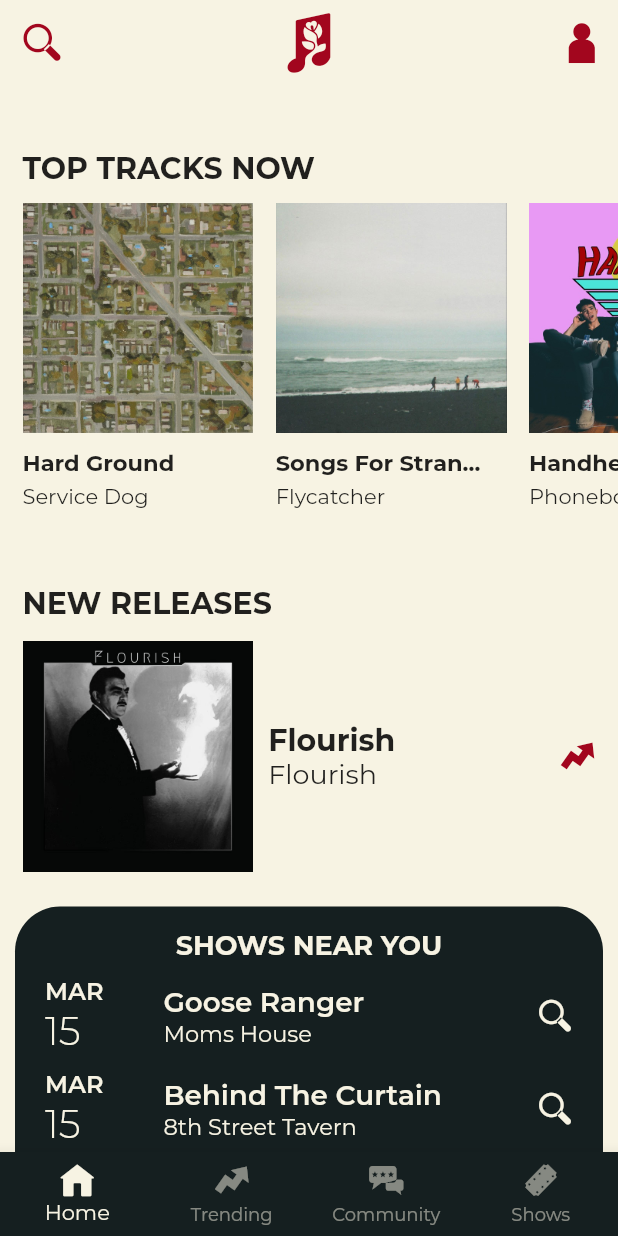
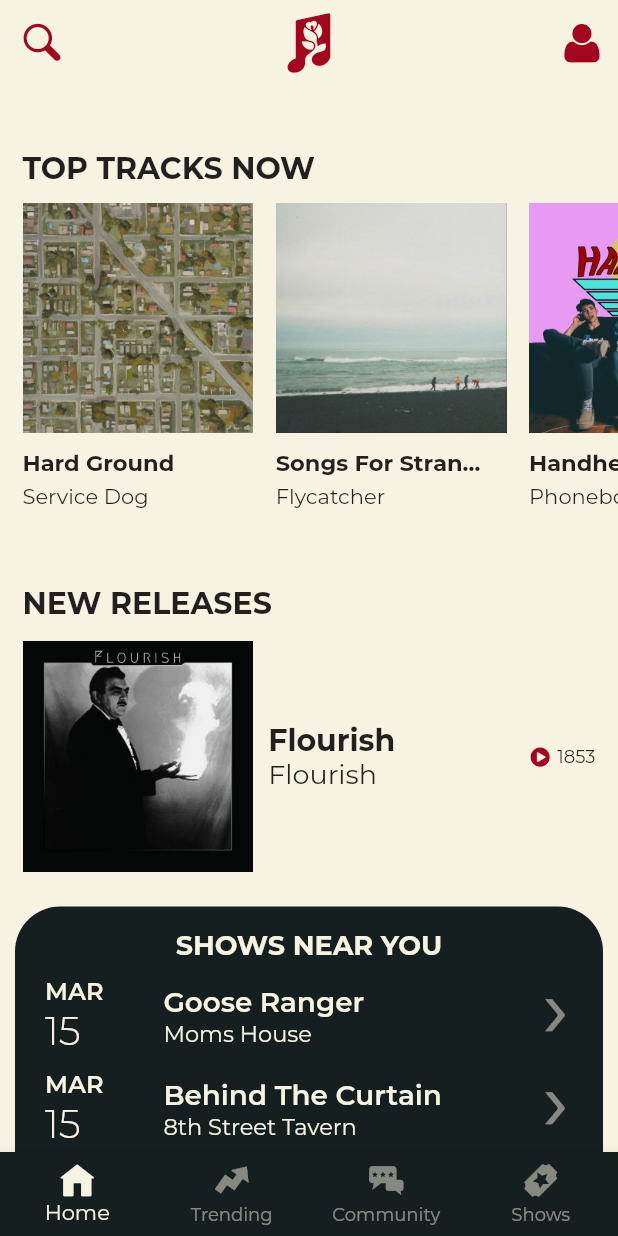
Before and after one commit to aaronlerch3/lofi, a Flutter app: the screen it shows after launch, on a phone screen of 412 x 824 dp. Run offline on Flutter 3.47's test engine with Material 2 defaults, Android fonts, the phone set to English and light mode, and no system bars; our stand-ins replace flutter_dotenv, shared_preferences; missing offline and left inert: amazon_cognito_identity_dart_2; project files that could hold a hidden picture were left out.

Commit message:
UI design improvements, new icons

```diff
--- a/app/lib/home_page/home_page.dart
+++ b/app/lib/home_page/home_page.dart
@@ -49,6 +49,7 @@ class _HomePageState extends State<HomePage> {
               scrollDirection: Axis.horizontal,
               children: <Widget>[
                 TopTracksGallery(),
+                SizedBox(width: 15,)
               ],
             ),
           ),
@@ -140,30 +141,34 @@ class _HomePageState extends State<HomePage> {
                     Text(
                       'SONGS FOR STRANGERS',
                       style:
-                      TextStyle(fontSize: 14, fontWeight: FontWeight.w700),
+                      TextStyle(fontSize: 16, fontWeight: FontWeight.w700),
                     ),
                     Text(
                       'Flycatcher',
                       style:
-                      TextStyle(fontSize: 10, fontWeight: FontWeight.w300),
+                      TextStyle(fontSize: 15, fontWeight: FontWeight.w300),
                     ),
                     Spacer(),
                     Row(
                       children: <Widget>[
                         Icon(
-                          App.lofi_app_icons_ticket,
+                          CustomIcons.star,
                           color: Color(0xFFA2061E),
                         ),
                         Icon(
-                          App.lofi_app_icons_ticket,
+                          CustomIcons.star,
                           color: Color(0xFFA2061E),
                         ),
                         Icon(
-                          App.lofi_app_icons_ticket,
+                          CustomIcons.star,
                           color: Color(0xFFA2061E),
                         ),
                         Icon(
-                          App.lofi_app_icons_ticket,
+                          CustomIcons.star,
+                          color: Color(0xFFA2061E),
+                        ),
+                        Icon(
+                          CustomIcons.star_half,
                           color: Color(0xFFA2061E),
                         ),
                       ],
@@ -186,7 +191,7 @@ class _HomePageState extends State<HomePage> {
                   EdgeInsets.only(left: 15, right: 15, top: 10, bottom: 5),
                   child: Text(
                     'Lorem ipsum dolor sit amet, consectetur adipiscing elit, sed do eiusmod tempor incididunt ut labore et dolore magna aliqua. Ut enim ad minim veniam, quis nostrud exercitation ullamco laboris nisi ut aliquip ex ea commodo consequat. Duis aute irure dolor in reprehenderit in voluptate velit esse cillum dolore eu fugiat nulla pariatur. Excepteur sint occaecat cupidatat non proident, sunt in culpa qui officia...',
-                    style: TextStyle(fontSize: 11),
+                    style: TextStyle(fontSize: 15),
                   ),
                 ),
               ),
--- a/app/lib/home_page/new_releases_gallery.dart
+++ b/app/lib/home_page/new_releases_gallery.dart
@@ -24,6 +24,10 @@ class _NewReleasesGalleryState extends State<NewReleasesGallery>{
     band.add("Flourish");
     band.add("Phoneboy");
     band.add("Service Dog");
+    List<String> playCount = new List<String>();
+    playCount.add("1853");
+    playCount.add("6421");
+    playCount.add("542");
     for (var i = 0; i < images.length; i++) {
       children.add(Container(
         width: MediaQuery.of(context).size.width,
@@ -60,7 +64,15 @@ class _NewReleasesGalleryState extends State<NewReleasesGallery>{
             Spacer(flex: 3,),
             Container(
               margin: EdgeInsets.only(right: 15),
-              child: Icon(App.lofi_app_icons_trending_trending, color: Color(0xFFA2061E),),
+              child: Row(
+                children: <Widget>[
+                  Icon(CustomIcons.play_circled, color: Color(0xFFA2061E), size: 15,),
+                  Container(
+                    padding: EdgeInsets.only(left: 4),
+                    child: Text(playCount[i], style: TextStyle(fontSize: 12)),
+                  ),
+                ],
+              ),
             ),
           ],
         ),
--- a/app/lib/home_page/shows_near_you_list.dart
+++ b/app/lib/home_page/shows_near_you_list.dart
@@ -84,8 +84,8 @@ class _ShowsNearYouListState extends State<ShowsNearYouList> {
                 crossAxisAlignment: CrossAxisAlignment.end,
                 children: <Widget>[
                   new Icon(
-                    App.lofi_app_icons_search,
-                    color: Color(0xFFF7F3E3),
+                    CustomIcons.forward,
+                    color: Color(0x80F7F3E3),
                   )
                 ],
               ),
--- a/app/lib/icons.dart
+++ b/app/lib/icons.dart
@@ -1,4 +1,4 @@
-/// Flutter icons App
+/// Flutter icons MyFlutterApp
 /// Copyright (C) 2020 by original authors @ fluttericon.com, fontello.com
 /// This font was generated by FlutterIcon.com, which is derived from Fontello.
 ///
@@ -7,24 +7,39 @@
 ///
 /// flutter:
 ///   fonts:
-///    - family:  App
+///    - family:  MyFlutterApp
 ///      fonts:
-///       - asset: fonts/App.ttf
+///       - asset: fonts/MyFlutterApp.ttf
 ///
 ///
+/// * Material Design Icons, Copyright (C) Google, Inc
+///         Author:    Google
+///         License:   Apache 2.0 (https://www.apache.org/licenses/LICENSE-2.0)
+///         Homepage:  https://design.google.com/icons/
+/// * Font Awesome, Copyright (C) 2016 by Dave Gandy
+///         Author:    Dave Gandy
+///         License:   SIL ()
+///         Homepage:  http://fortawesome.github.com/Font-Awesome/
 ///
 import 'package:flutter/widgets.dart';
 
-class App {
-  App._();
+class CustomIcons {
+  CustomIcons._();
 
-  static const _kFontFam = 'App';
+  static const _kFontFam = 'CustomIcons';
 
-  static const IconData lofi_app_icons_search = const IconData(0xe800, fontFamily: _kFontFam);
-  static const IconData lofi_icon_01 = const IconData(0xe801, fontFamily: _kFontFam);
-  static const IconData lofi_app_icons_profile = const IconData(0xe802, fontFamily: _kFontFam);
-  static const IconData lofi_app_icons_ticket = const IconData(0xe803, fontFamily: _kFontFam);
-  static const IconData lofi_app_icons_trending_trending = const IconData(0xe804, fontFamily: _kFontFam);
-  static const IconData lofi_app_icons_community = const IconData(0xe805, fontFamily: _kFontFam);
-  static const IconData lofi_app_icons_home = const IconData(0xe806, fontFamily: _kFontFam);
+  static const IconData back = IconData(0xe800, fontFamily: _kFontFam);
+  static const IconData forward = IconData(0xe801, fontFamily: _kFontFam);
+  static const IconData star = IconData(0xe807, fontFamily: _kFontFam);
+  static const IconData home = IconData(0xe808, fontFamily: _kFontFam);
+  static const IconData star_half = IconData(0xe809, fontFamily: _kFontFam);
+  static const IconData community = IconData(0xe80a, fontFamily: _kFontFam);
+  static const IconData user = IconData(0xe80b, fontFamily: _kFontFam);
+  static const IconData heart = IconData(0xe80c, fontFamily: _kFontFam);
+  static const IconData trending = IconData(0xe80d, fontFamily: _kFontFam);
+  static const IconData logo = IconData(0xe80e, fontFamily: _kFontFam);
+  static const IconData search = IconData(0xe80f, fontFamily: _kFontFam);
+  static const IconData ticket = IconData(0xe810, fontFamily: _kFontFam);
+  static const IconData pin = IconData(0xe811, fontFamily: _kFontFam);
+  static const IconData play_circled = IconData(0xf144, fontFamily: _kFontFam);
 }
--- a/app/lib/navigation.dart
+++ b/app/lib/navigation.dart
@@ -33,14 +33,14 @@ class _NavigationState extends State<Navigation> {
       //appBar
       appBar: AppBar(
         iconTheme: IconThemeData(color: Color(0xFFA2061E)),
-        leading: new Icon(App.lofi_app_icons_search, size: 28,),
+        leading: new Icon(CustomIcons.search, size: 28,),
         title: new Icon(
-          App.lofi_icon_01,
+          CustomIcons.logo,
           size: 42,
         ),
         actions: <Widget>[
           new IconButton(
-            icon: Icon(App.lofi_app_icons_profile, size: 30,),
+            icon: Icon(CustomIcons.user, size: 30,),
             onPressed: () {
               Navigator.push(context, MaterialPageRoute(builder: (context) => ArtistProfilePage()));
             },
@@ -54,7 +54,7 @@ class _NavigationState extends State<Navigation> {
       //bottomNav
       bottomNavigationBar: BottomNavigationBar(
         type: BottomNavigationBarType.fixed,
-        backgroundColor: Color(0xFF151F20),
+        backgroundColor: Color(0xFF151F20).withOpacity(1),
         selectedItemColor: Color(0xFFF7F3E3),
         unselectedItemColor: Color(0x80F7F3E3),
         onTap: onTabTapped,
@@ -63,22 +63,22 @@ class _NavigationState extends State<Navigation> {
         items: [
           //home
           BottomNavigationBarItem(
-            icon: new Icon(App.lofi_app_icons_home),
+            icon: new Icon(CustomIcons.home),
             title: const Text('Home', style: TextStyle(fontSize: 11)),
           ),
           //Trending
           BottomNavigationBarItem(
-            icon: new Icon(App.lofi_app_icons_trending_trending),
+            icon: new Icon(CustomIcons.trending),
             title: const Text('Trending', style: TextStyle(fontSize: 11)),
           ),
           //Community
           BottomNavigationBarItem(
-            icon: Icon(App.lofi_app_icons_community),
+            icon: Icon(CustomIcons.community),
             title: const Text('Community', style: TextStyle(fontSize: 11)),
           ),
           //Shows
           BottomNavigationBarItem(
-            icon: Icon(App.lofi_app_icons_ticket),
+            icon: Icon(CustomIcons.ticket),
             title: const Text('Shows', style: TextStyle(fontSize: 11)),
           )
         ],
--- a/app/lib/profile_page/artist_profile_page.dart
+++ b/app/lib/profile_page/artist_profile_page.dart
@@ -1,5 +1,6 @@
 import 'package:flutter/cupertino.dart';
 import 'package:flutter/material.dart';
+import 'package:lofi/icons.dart';
 
 class ArtistProfilePage extends StatefulWidget {
   @override
@@ -14,7 +15,7 @@ class _ArtistProfilePageState extends State<ArtistProfilePage>{
       appBar: AppBar(
         iconTheme: IconThemeData(color: Color(0xFFA2061E)),
         leading: new IconButton(
-          icon: Icon(Icons.keyboard_arrow_left, size: 45,),
+          icon: Icon(CustomIcons.back, size: 25,),
           onPressed: () {
             Navigator.pop(context);
           },
--- a/app/pubspec.yaml
+++ b/app/pubspec.yaml
@@ -51,7 +51,7 @@ flutter:
   uses-material-design: true
 
   fonts:
-   - family:  App
+   - family:  CustomIcons
      fonts:
      - asset: fonts/App.ttf
    - family: Montserrat
```
Also changed, not shown: app/lib/community_page/reviews_feed.dart (+8 -8 lines), app/lib/trending_page.dart (+11 -14 lines), app/fonts/App.ttf, app/pubspec.lock.
